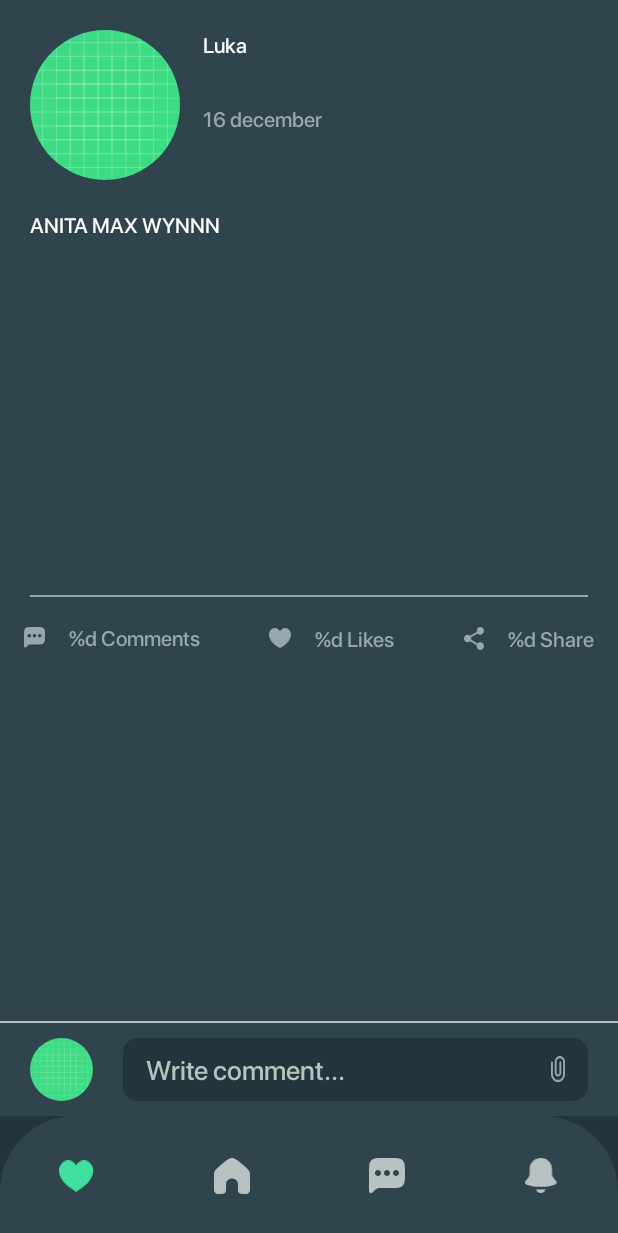
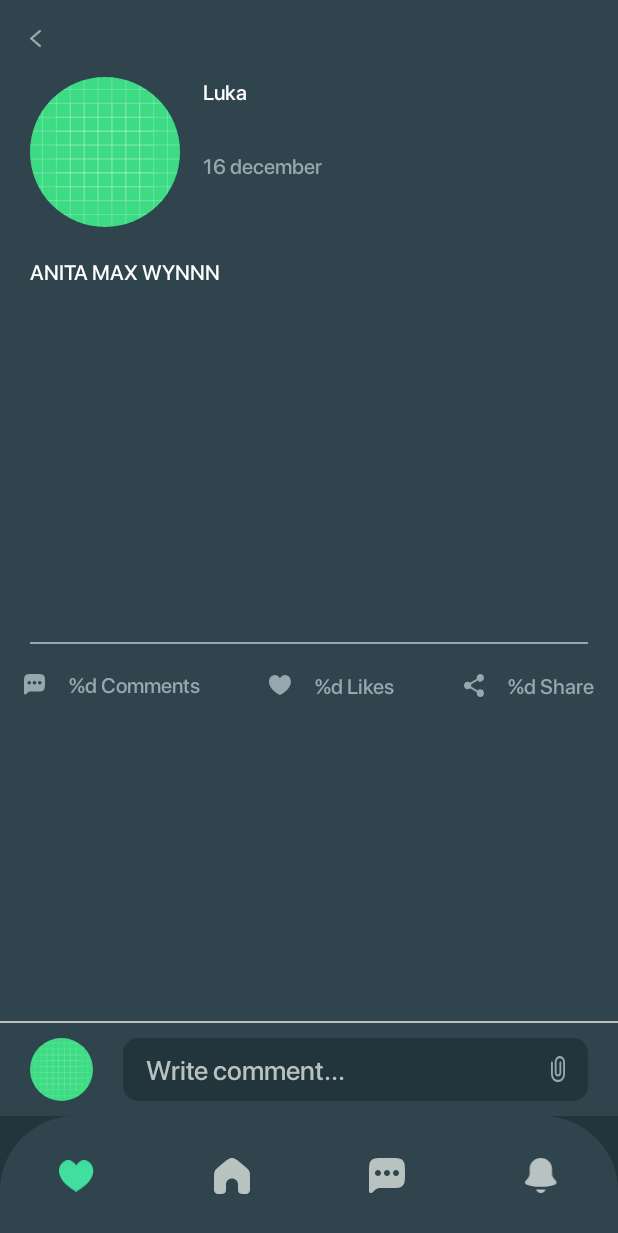
Before and after one commit to luukachoo/Task-22, an Android app: the fragment DetailsFragment placed in its activity, on a phone screen of 412 x 824 dp. Shown: the top 1233 px of the screen. Run offline under Robolectric (Android 15) with nearby library versions, the phone set to English and light mode, and no system bars; our stand-ins replace CircleImageView, Dagger/Hilt's generated code, navigation-ui; 3 statements that could not run were skipped.

Commit message:
some modifications

```diff
--- a/app/src/main/java/com/example/task22/presentation/screen/details/DetailFragmentViewModel.kt
+++ b/app/src/main/java/com/example/task22/presentation/screen/details/DetailFragmentViewModel.kt
@@ -30,6 +30,7 @@ class DetailFragmentViewModel @Inject constructor(val getPostByIdUseCase: GetPos
     private fun fetchPost(id: Int) {
         viewModelScope.launch {
             getPostByIdUseCase(id).collect { res ->
+                _detailState.update { it.copy(isLoading = true) }
                 when (res) {
                     is Resource.Success -> _detailState.update {
                         it.copy(
--- a/app/src/main/java/com/example/task22/presentation/screen/details/DetailsFragment.kt
+++ b/app/src/main/java/com/example/task22/presentation/screen/details/DetailsFragment.kt
@@ -1,14 +1,20 @@
 package com.example.task22.presentation.screen.details
 
+import androidx.core.view.isVisible
 import androidx.fragment.app.viewModels
 import androidx.lifecycle.Lifecycle
 import androidx.lifecycle.lifecycleScope
 import androidx.lifecycle.repeatOnLifecycle
+import androidx.navigation.fragment.findNavController
 import androidx.navigation.fragment.navArgs
 import com.example.task22.R
 import com.example.task22.databinding.FragmentDetailsBinding
 import com.example.task22.presentation.event.detail.DetailFragmentEvent
+import com.example.task22.presentation.event.home.HomeFragmentEvents
 import com.example.task22.presentation.extension.convertEpochDateToRegularDate
+import com.example.task22.presentation.extension.loadImagesWithGlide
+import com.example.task22.presentation.extension.showSnackbar
+import com.example.task22.presentation.helper.Listener
 import com.example.task22.presentation.helper.Observer
 import com.example.task22.presentation.screen.base.BaseFragment
 import com.example.task22.presentation.state.detail.DetailState
@@ -17,15 +23,15 @@ import kotlinx.coroutines.launch
 
 @AndroidEntryPoint
 class DetailsFragment : BaseFragment<FragmentDetailsBinding>(FragmentDetailsBinding::inflate),
-    Observer {
+    Observer, Listener {
 
     private val viewModel: DetailFragmentViewModel by viewModels()
     private val args: DetailsFragmentArgs by navArgs()
 
     override fun init() {
-        val id = args.id
         viewModel.onEvent(DetailFragmentEvent.FetchPost(args.id))
         observers()
+        listeners()
     }
 
     override fun observers() {
@@ -39,6 +45,8 @@ class DetailsFragment : BaseFragment<FragmentDetailsBinding>(FragmentDetailsBind
     }
 
     private fun handleDetailFragmentState(state: DetailState) {
+        binding.progressBar.isVisible = state.isLoading
+
         state.post?.let {
             binding.apply {
                 tvName.text = getString(
@@ -49,7 +57,22 @@ class DetailsFragment : BaseFragment<FragmentDetailsBinding>(FragmentDetailsBind
                 tvDate.convertEpochDateToRegularDate(state.post.owner.postDate.toLong())
                 tvDescription.text = state.post.title
                 tvComments.text = state.post.comments.toString()
+                tvLikes.text = state.post.likes.toString()
+                tvShare.text = state.post.shareContent
+                ivAvatar.loadImagesWithGlide(state.post.owner.profile)
+                state.post.images?.get(0)?.let { it1 -> ivImageFirst.loadImagesWithGlide(it1) }
             }
+        }
+
+        state.errorMessage?.let {
+            binding.root.showSnackbar(message = it)
+            viewModel.onEvent(DetailFragmentEvent.ResetErrorMessage)
+        }
+    }
+
+    override fun listeners() {
+        binding.ivBack.setOnClickListener {
+            findNavController().popBackStack()
         }
     }
 }
--- a/app/src/main/java/com/example/task22/presentation/service/MessagingService.kt
+++ b/app/src/main/java/com/example/task22/presentation/service/MessagingService.kt
@@ -26,10 +26,11 @@ class MessagingService : FirebaseMessagingService() {
         }
     }
 
+    private fun sendNotification(title: String, body: String, id: Int) {
+        val args = Bundle().also {
+            it.putInt("id", id)
+        }
 
-    private fun sendNotification(title: String, body: String, id: Int) {
-        val args = Bundle()
-        args.putInt("id", id)
         val pendingIntent = NavDeepLinkBuilder(this)
             .setGraph(R.navigation.nav_graph)
             .setDestination(R.id.detailsFragment)
@@ -49,7 +50,6 @@ class MessagingService : FirebaseMessagingService() {
         notificationManager.notify(0, notification.build())
     }
 
-
     override fun onNewToken(token: String) {
         super.onNewToken(token)
     }
--- /dev/null
+++ b/app/src/main/res/drawable/ic_back.xml
@@ -0,0 +1,10 @@
+<vector xmlns:android="http://schemas.android.com/apk/res/android"
+    android:width="7dp"
+    android:height="11dp"
+    android:viewportWidth="7"
+    android:viewportHeight="11">
+  <path
+      android:pathData="M6.799,0.233C7.084,0.525 7.063,0.981 6.755,1.25L1.886,5.501L6.755,9.75C7.063,10.019 7.084,10.476 6.799,10.768C6.512,11.061 6.031,11.078 5.722,10.809L0.246,6.03C0.089,5.894 0,5.702 0,5.501C0,5.299 0.089,5.107 0.246,4.97L5.722,0.191C5.869,0.063 6.054,0 6.239,0C6.444,0 6.648,0.078 6.799,0.233Z"
+      android:fillColor="#96A7AF"
+      android:fillType="evenOdd"/>
+</vector>
--- a/app/src/main/res/layout/fragment_details.xml
+++ b/app/src/main/res/layout/fragment_details.xml
@@ -15,7 +15,7 @@
         android:layout_marginTop="20dp"
         android:src="@drawable/ic_launcher_background"
         app:layout_constraintStart_toStartOf="parent"
-        app:layout_constraintTop_toTopOf="parent" />
+        app:layout_constraintTop_toBottomOf="@+id/ivBack" />
 
     <androidx.appcompat.widget.AppCompatTextView
         android:id="@+id/tvName"
@@ -219,4 +219,27 @@
         android:orientation="vertical"
         app:layout_constraintGuide_percent="0.5" />
 
+    <ImageButton
+        android:id="@+id/ivBack"
+        android:layout_width="wrap_content"
+        android:layout_height="wrap_content"
+        android:layout_marginStart="20dp"
+        android:layout_marginTop="20dp"
+        android:background="@null"
+        android:src="@drawable/ic_back"
+        app:layout_constraintStart_toStartOf="parent"
+        app:layout_constraintTop_toTopOf="parent" />
+
+    <ProgressBar
+        android:id="@+id/progressBar"
+        android:layout_width="wrap_content"
+        android:layout_height="wrap_content"
+        android:theme="@style/progressBar"
+        app:layout_constraintBottom_toBottomOf="parent"
+        app:layout_constraintEnd_toEndOf="parent"
+        app:layout_constraintHorizontal_bias="0.5"
+        app:layout_constraintStart_toStartOf="parent"
+        app:layout_constraintTop_toTopOf="parent"
+        app:layout_constraintVertical_bias="0.5" />
+
 </androidx.constraintlayout.widget.ConstraintLayout>
--- a/app/src/main/res/navigation/nav_graph.xml
+++ b/app/src/main/res/navigation/nav_graph.xml
@@ -12,7 +12,11 @@
         tools:layout="@layout/fragment_home">
         <action
             android:id="@+id/action_homeFragment_to_detailsFragment"
-            app:destination="@id/detailsFragment" />
+            app:destination="@id/detailsFragment"
+            app:enterAnim="@android:anim/fade_in"
+            app:exitAnim="@android:anim/fade_out"
+            app:popEnterAnim="@android:anim/fade_in"
+            app:popExitAnim="@android:anim/fade_out" />
     </fragment>
     <fragment
         android:id="@+id/favouritesFragment"
```
